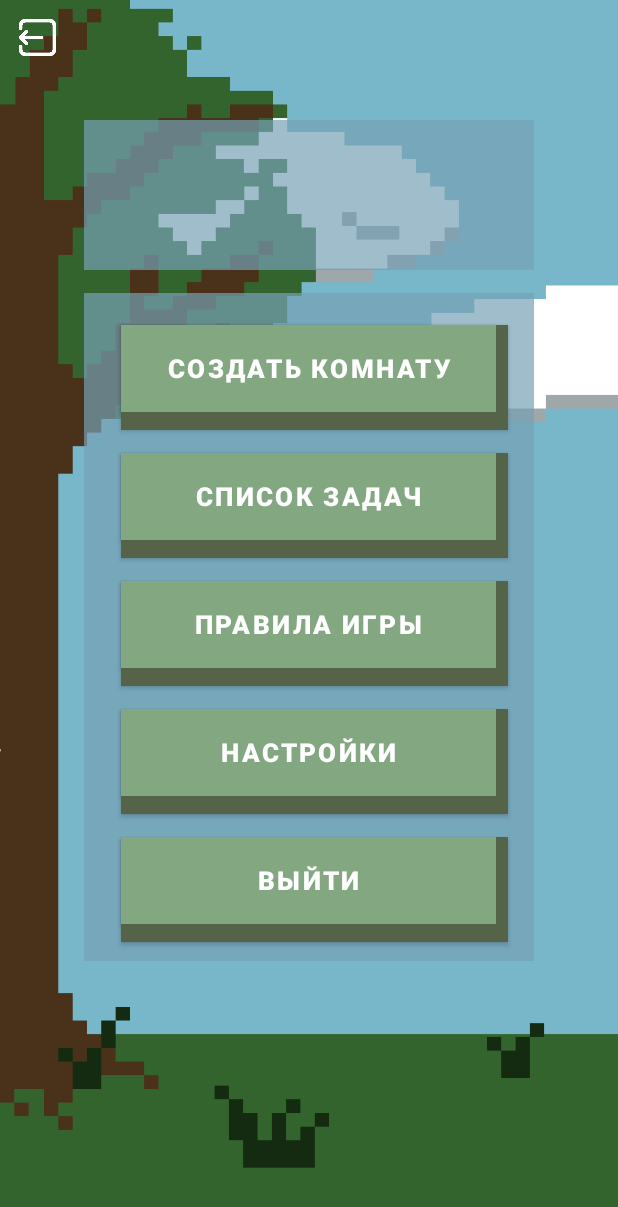
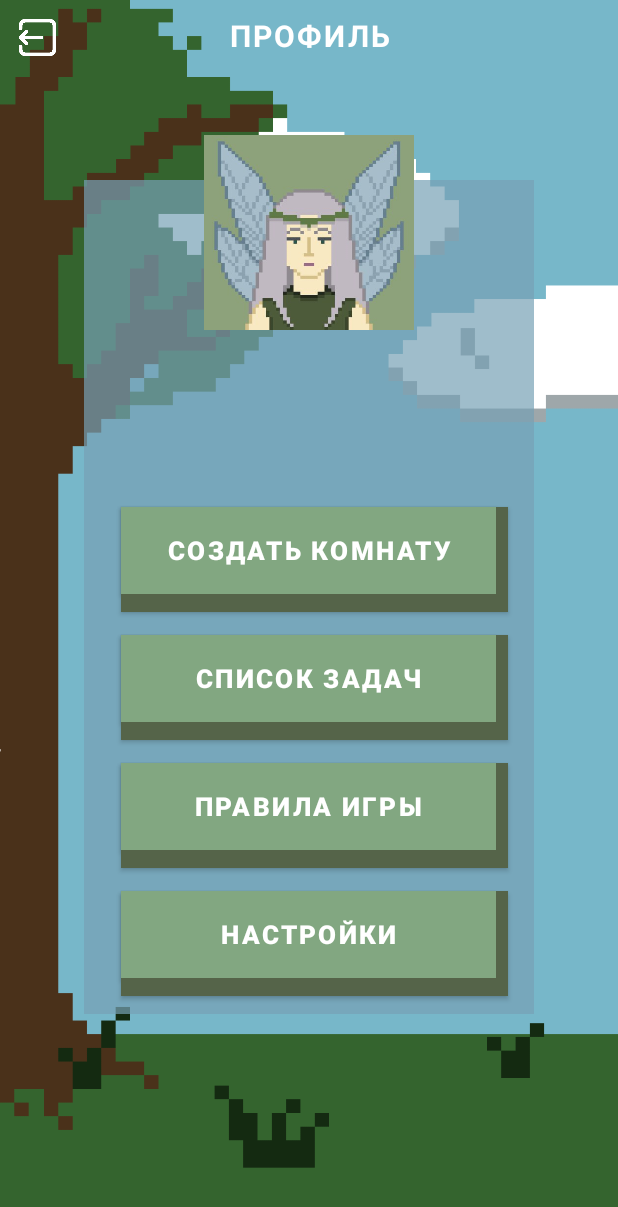
Before and after one commit to MargaritaDj/small_matfak, an Android app: the layout activity_personal_area_teacher.xml on its own in the app's theme, with its tools: preview values and no code run, on a phone screen of 412 x 824 dp. Shown: the top 1207 px of the screen. Run offline under Robolectric (Android 15) with nearby library versions, the phone set to English and light mode, and no system bars.

Commit message:
[+] added layout of personal account

```diff
--- a/app/src/main/java/com/imit/smallMatfak/exceptions/AppException.kt
+++ b/app/src/main/java/com/imit/smallMatfak/exceptions/AppException.kt
@@ -1,6 +1,6 @@
 package com.imit.smallMatfak.exceptions
 
-class AppException(appErrorCode: AppErrorCode): Exception() {
+open class AppException(appErrorCode: AppErrorCode): Exception() {
     val appErrorCode: AppErrorCode = appErrorCode
 
 }
--- /dev/null
+++ b/app/src/main/java/com/imit/smallMatfak/exceptions/AppExceptionLogin.kt
@@ -0,0 +1,3 @@
+package com.imit.smallMatfak.exceptions
+
+class AppExceptionLogin(appErrorCode: AppErrorCode): AppException(appErrorCode)
--- /dev/null
+++ b/app/src/main/java/com/imit/smallMatfak/exceptions/AppExceptionPassword.kt
@@ -0,0 +1,3 @@
+package com.imit.smallMatfak.exceptions
+
+class AppExceptionPassword(appErrorCode: AppErrorCode): AppException(appErrorCode)
--- a/app/src/main/java/com/imit/smallMatfak/model/Student.kt
+++ b/app/src/main/java/com/imit/smallMatfak/model/Student.kt
@@ -1,4 +1,7 @@
 package com.imit.smallMatfak.model
+
+import android.os.Parcel
+import android.os.Parcelable
 
 class Student(firstName: String, lastName: String, patronymic: String, imageHero: Int,
               login: String, password: String, var classSchool: Int)
--- a/app/src/main/java/com/imit/smallMatfak/model/Teacher.kt
+++ b/app/src/main/java/com/imit/smallMatfak/model/Teacher.kt
@@ -1,6 +1,8 @@
 package com.imit.smallMatfak.model
 
 class Teacher(firstName: String, lastName: String, patronymic: String, imageHero: Int,
-              login: String, password: String, var email: String, var listClasses: ArrayList<Int>,
-              var listTasks: ArrayList<Task>)
+              login: String, password: String, var email: String,
+              var listClasses: ArrayList<Int> = arrayListOf(),
+              var listTasks: ArrayList<Task> = arrayListOf()
+)
     : User(firstName, lastName, patronymic, imageHero, login, password)
--- a/app/src/main/java/com/imit/smallMatfak/model/User.kt
+++ b/app/src/main/java/com/imit/smallMatfak/model/User.kt
@@ -1,4 +1,4 @@
 package com.imit.smallMatfak.model
 
 open class User(val firstName: String, val lastName: String, val patronymic: String,
-                var imageHero: Int, val login: String, var password: String)
+                    var imageHero: Int, val login: String, var password: String): java.io.Serializable
--- a/app/src/main/java/com/imit/smallMatfak/validator/Validator.kt
+++ b/app/src/main/java/com/imit/smallMatfak/validator/Validator.kt
@@ -3,6 +3,7 @@ package com.imit.smallMatfak.validator
 import android.widget.EditText
 import com.google.android.material.textfield.TextInputLayout
 import com.imit.smallMatfak.exceptions.AppErrorCode
+import com.imit.smallMatfak.exceptions.AppException
 import java.util.regex.Pattern
 
 object Validator {
@@ -12,6 +13,7 @@ object Validator {
 
         if(textLogin.length == 2 || textLogin.isEmpty()){
             loginLayout.error = AppErrorCode.EMPTY_LOGIN.errorString
+            //throw AppException(AppErrorCode.EMPTY_LOGIN)
             return false
         }
         if(!Pattern.matches("\\+7[0-9]{10}", textLogin)){
--- a/app/src/main/res/layout/activity_personal_area_teacher.xml
+++ b/app/src/main/res/layout/activity_personal_area_teacher.xml
@@ -7,37 +7,101 @@
     android:background="@drawable/background">
 
     <ImageButton
-        android:id="@+id/personal_area_logout"
+        android:id="@+id/personal_area_teacher_logout"
         android:layout_width="30dp"
         android:layout_height="30dp"
         android:layout_marginStart="10dp"
         android:layout_marginTop="10dp"
         android:background="@drawable/exit"
         tools:ignore="SpeakableTextPresentCheck,TouchTargetSizeCheck">
-
     </ImageButton>
 
+    <TextView
+        android:id="@+id/personal_area_teacher_area"
+        android:layout_width="wrap_content"
+        android:layout_height="30dp"
+        android:layout_centerHorizontal="true"
+        android:textColor="@color/white"
+        android:layout_marginTop="10dp"
+        android:textSize="20sp"
+        android:textStyle="bold"
+        android:gravity="center_horizontal"
+        android:letterSpacing="0.07"
+        android:text="@string/personal_area"
+        >
+    </TextView>
+
     <ImageView
-        android:id="@+id/personal_area_teacher_name"
+        android:id="@+id/personal_area_teacher_buttons"
         android:layout_width="300dp"
-        android:layout_height="100dp"
-        android:layout_alignParentTop="true"
+        android:layout_height="wrap_content"
         android:layout_centerInParent="true"
-        android:layout_marginTop="80dp"
+        android:layout_marginTop="30dp"
+        android:layout_alignTop="@id/personal_area_teacher_hero"
+        android:layout_alignBottom="@id/personal_area_teacher_settings_shadow"
+        android:layout_marginBottom="-12dp"
         android:alpha="0.7"
         android:background="@color/grey_blue">
     </ImageView>
 
-    <ImageView
-        android:id="@+id/personal_area_teacher_buttons"
+    <ImageButton
+        android:id="@+id/personal_area_teacher_hero"
+        android:layout_width="140dp"
+        android:layout_height="130dp"
+        android:layout_centerHorizontal="true"
+        android:layout_marginTop="90dp"
+        android:layout_marginBottom="5dp"
+        android:background="@drawable/feiry"
+        tools:ignore="SpeakableTextPresentCheck"
+        />
+
+    <TextView
+        android:id="@+id/personal_area_teacher_last_name"
         android:layout_width="300dp"
-        android:layout_height="445dp"
+        android:layout_height="35dp"
+        android:layout_centerHorizontal="true"
+        android:layout_below="@id/personal_area_teacher_hero"
+        android:textColor="@color/white"
+        android:textSize="25sp"
+        android:gravity="center_horizontal"
+        android:layout_marginTop="5dp"
+        android:letterSpacing="0.07"
+        android:textStyle="bold"
+        android:text=""
+        >
+    </TextView>
+
+    <TextView
+        android:id="@+id/personal_area_teacher_name"
+        android:layout_width="300dp"
+        android:layout_height="35dp"
+        android:layout_centerHorizontal="true"
+        android:layout_below="@id/personal_area_teacher_last_name"
+        android:layout_marginTop="-10dp"
+        android:textColor="@color/white"
+        android:textSize="25sp"
+        android:gravity="center_horizontal"
+        android:letterSpacing="0.07"
+        android:textStyle="bold"
+        android:text=""
+        >
+    </TextView>
+
+    <TextView
+        android:id="@+id/personal_area_teacher_patronymic"
+        android:layout_width="300dp"
+        android:layout_height="35dp"
+        android:layout_centerHorizontal="true"
         android:layout_below="@id/personal_area_teacher_name"
-        android:layout_centerInParent="true"
-        android:layout_marginTop="15dp"
-        android:alpha="0.7"
-        android:background="@color/grey_blue">
-    </ImageView>
+        android:layout_marginTop="-10dp"
+        android:textColor="@color/white"
+        android:textSize="25sp"
+        android:gravity="center_horizontal"
+        android:letterSpacing="0.07"
+        android:textStyle="bold"
+        android:text=""
+        >
+    </TextView>
 
     <androidx.cardview.widget.CardView
         android:layout_width="258dp"
@@ -53,7 +117,7 @@
         android:id="@+id/personal_area_teacher_make_room"
         android:layout_width="250dp"
         android:layout_height="70dp"
-        android:layout_alignTop="@id/personal_area_teacher_buttons"
+        android:layout_below="@id/personal_area_teacher_patronymic"
         android:layout_centerInParent="true"
         android:layout_marginTop="15dp"
         android:backgroundTint="@color/color_buttons"
@@ -61,8 +125,7 @@
         android:textColor="@color/white"
         android:textSize="17sp"
         android:textStyle="bold"
-        app:cornerRadius="0dp">
-    </Button>
+        app:cornerRadius="0dp" />
 
     <androidx.cardview.widget.CardView
         android:layout_width="258dp"
@@ -115,6 +178,7 @@
     </Button>
 
     <androidx.cardview.widget.CardView
+        android:id="@+id/personal_area_teacher_settings_shadow"
         android:layout_width="258dp"
         android:layout_height="70dp"
         android:backgroundTint="@color/shadow_button"
@@ -133,35 +197,10 @@
         android:layout_marginTop="15dp"
         android:backgroundTint="@color/color_buttons"
         android:text="@string/settings"
-        android:textStyle="bold"
-        android:textSize="17sp"
-        android:textColor="@color/white"
-        app:cornerRadius="0dp">
-    </Button>
-
-    <androidx.cardview.widget.CardView
-        android:layout_width="258dp"
-        android:layout_height="70dp"
-        android:backgroundTint="@color/shadow_button"
-        android:layout_alignStart="@+id/personal_area_teacher_exit"
-        android:layout_alignTop="@+id/personal_area_teacher_exit"
-        android:layout_marginTop="6dp"
-        app:cardCornerRadius="0dp"
-        />
-
-    <Button
-        android:id="@+id/personal_area_teacher_exit"
-        android:layout_width="250dp"
-        android:layout_height="70dp"
-        android:layout_below="@+id/personal_area_teacher_settings"
-        android:layout_centerInParent="true"
-        android:layout_marginTop="15dp"
-        android:backgroundTint="@color/color_buttons"
-        android:text="@string/exit"
-        android:textStyle="bold"
         android:textColor="@color/white"
         android:textSize="17sp"
-        app:cornerRadius="0dp">
-    </Button>
+        android:textStyle="bold"
+        app:cornerRadius="0dp" />
+
 
 </RelativeLayout>
--- a/app/src/main/res/layout/activity_restore_code.xml
+++ b/app/src/main/res/layout/activity_restore_code.xml
@@ -45,6 +45,7 @@
         android:text="@string/code_from_sms"
         android:layout_alignTop="@id/restore_activity_background_login"
         android:layout_centerHorizontal="true"
+        android:gravity="center_vertical"
         android:textSize="21sp"
         android:textColor="@color/color_hint"
         android:textStyle="bold"
--- a/app/src/main/res/values/strings.xml
+++ b/app/src/main/res/values/strings.xml
@@ -21,4 +21,5 @@
     <string name="choose_character">Выбрать персонажа</string>
     <string name="change_data">Изменить данные</string>
     <string name="statistics">Статистика</string>
+    <string name="personal_area">ПРОФИЛЬ</string>
 </resources>
```
Also changed, not shown: app/src/main/AndroidManifest.xml (+8 -0 lines), app/src/main/java/com/imit/smallMatfak/MainActivity.kt (+47 -3 lines), app/src/main/java/com/imit/smallMatfak/database/Database.kt (added, +21 -0 lines), app/src/main/java/com/imit/smallMatfak/screens/PersonalAreaStudentActivity.kt (added, +32 -0 lines), app/src/main/java/com/imit/smallMatfak/screens/PersonalAreaTeacherActivity.kt (added, +34 -0 lines), app/src/main/res/layout/activity_personal_area_student.xml (+74 -49 lines), app/src/main/res/drawable/feiry.jpeg (added), 1 other file.
